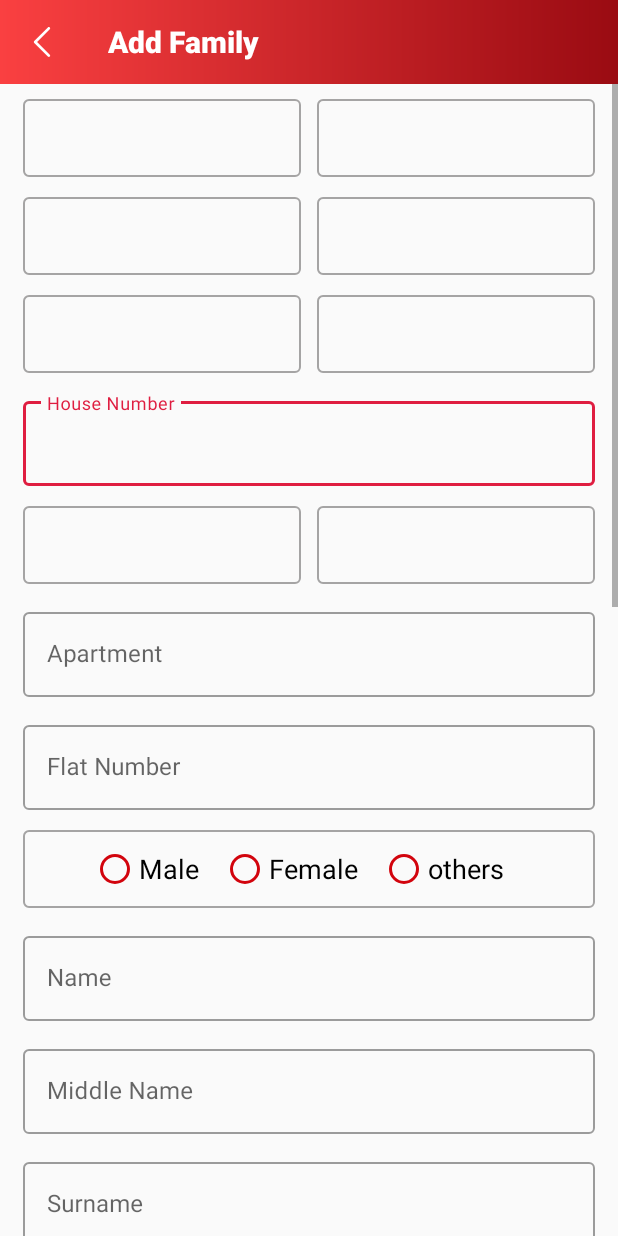
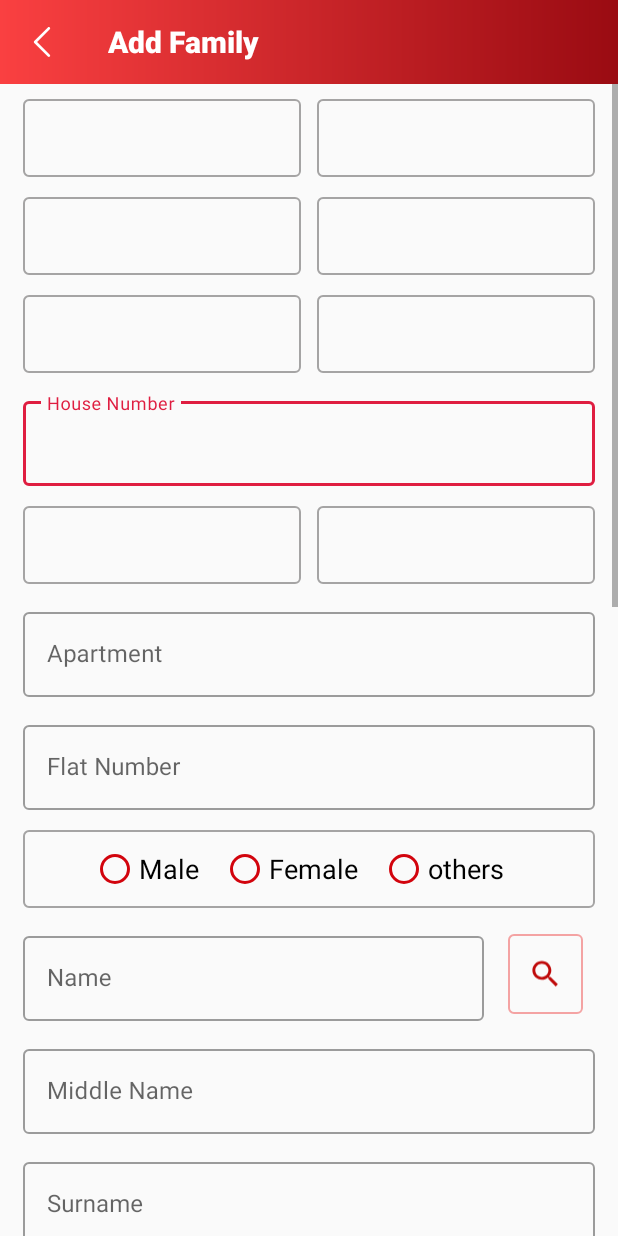
Before and after one commit to mamta-chaudhari-rndtechnosoft/Aapla-Sevak, an Android app: the UserSurveyActivity screen opened directly, with no data from a screen before it, on a phone screen of 412 x 824 dp. Run offline under Robolectric (Android 15) with nearby library versions, the phone set to English and light mode, and no system bars; our stand-ins replace Volley, sdp/ssp sizes; libraries missing offline, so code that uses them is left out: com.toptoche.searchablespinnerlibrary; plain views replace SearchableSpinner; network calls fail; Roboto replaces fonts that are not available here; 27 statements that could not run were skipped.

Commit message:
Create a search member activity

```diff
--- a/app/src/main/AndroidManifest.xml
+++ b/app/src/main/AndroidManifest.xml
@@ -29,6 +29,9 @@
         android:roundIcon="@drawable/bjp"
         android:supportsRtl="true"
         android:theme="@style/Theme.AaplaSevak">
+        <activity
+            android:name=".Activity.SearchSurveyMemberActivity"
+            android:exported="false" />
         <activity
             android:name=".Activity.WhatsAppApiActivity"
             android:exported="false" />
--- a/app/src/main/res/layout/activity_survey.xml
+++ b/app/src/main/res/layout/activity_survey.xml
@@ -5,7 +5,6 @@
     android:layout_width="match_parent"
     android:layout_height="match_parent"
     android:orientation="vertical"
-
     tools:context=".Activity.UserSurveyActivity">
 
 
@@ -73,7 +72,8 @@
                         android:layout_weight="1"
                         android:background="@drawable/border"
                         android:gravity="center"
-                        android:visibility="visible" />
+                        android:visibility="visible"
+                        />
 
 
                 </LinearLayout>
@@ -89,8 +89,8 @@
                         android:layout_width="match_parent"
                         android:layout_height="@dimen/_40sdp"
                         android:layout_gravity="center_horizontal"
-                        android:layout_marginLeft="15dp"
-                        android:layout_marginRight="5dp"
+                        android:layout_marginStart="15dp"
+                        android:layout_marginEnd="5dp"
                         android:layout_weight="1"
                         android:background="@drawable/border"
                         android:gravity="center" />
@@ -291,16 +291,23 @@
 
                 </RadioGroup>
 
-                <com.google.android.material.textfield.TextInputLayout
-                    style="@style/Widget.MaterialComponents.TextInputLayout.OutlinedBox"
+                <LinearLayout
                     android:layout_width="match_parent"
                     android:layout_height="wrap_content"
-                    android:layout_gravity="center_horizontal"
                     android:layout_marginLeft="15dp"
                     android:layout_marginTop="@dimen/_10sdp"
                     android:layout_marginRight="15dp"
+                    android:orientation="horizontal">
+
+                    <com.google.android.material.textfield.TextInputLayout
+                        style="@style/Widget.MaterialComponents.TextInputLayout.OutlinedBox"
+                        android:layout_width="wrap_content"
+                        android:layout_height="wrap_content"
+                        android:layout_weight="1"
+                        android:layout_gravity="center_vertical"
                         android:backgroundTint="@color/colorPrimaryDark"
                         android:fontFamily="@font/roboto_regular"
+                        android:layout_marginEnd="8dp"
                         android:hint="@string/name">
 
                         <com.google.android.material.textfield.TextInputEditText
@@ -309,6 +316,22 @@
                             android:layout_height="match_parent" />
 
                     </com.google.android.material.textfield.TextInputLayout>
+
+                    <ImageView
+                        android:id="@+id/imgSearch"
+                        android:layout_width="50dp"
+                        android:layout_height="53dp"
+                        android:src="@drawable/ic_search"
+                        android:layout_marginEnd="8dp"
+                        android:layout_marginStart="8dp"
+                        android:padding="13dp"
+                        android:background="@drawable/border_search"
+                        android:layout_gravity="center_vertical"/>
+
+
+                </LinearLayout>
+
+
 
 
                 <com.google.android.material.textfield.TextInputLayout
```
Also changed, not shown: app/src/main/java/com/vinodmapari/aaplasevak/Activity/SearchSurveyMemberActivity.java (added, +22 -0 lines), app/src/main/java/com/vinodmapari/aaplasevak/SearchSurveyMemberAdapter.java (added, +32 -0 lines), app/src/main/res/layout/activity_search_survey_member.xml (added, +28 -0 lines), app/src/main/res/layout/item_search_survey_member.xml (added, +15 -0 lines). Lines whose indentation alone changed are shown as unchanged.
